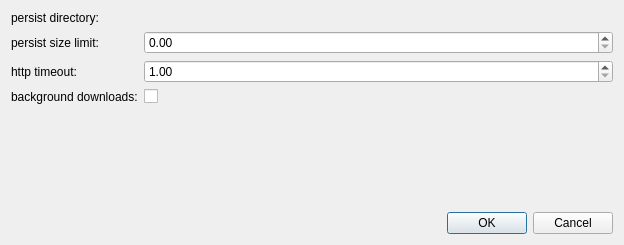
Before: the Qt Designer form gui/mozregui/ui/global_prefs.ui in mozilla/mozregression, drawn with Qt 5.
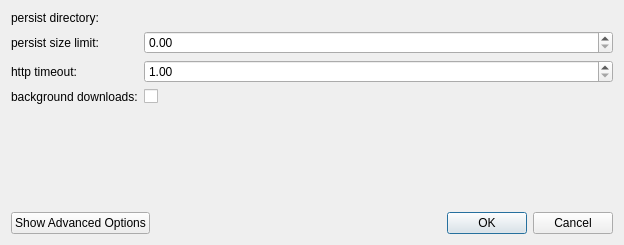
After: the same form once the commit is applied. Custom widgets are drawn as their Qt base class.

Commit message: Bug1234603 - [gui] Added Advanced Options button in global prefs dialog

What changed in the file:
```diff
--- a/gui/mozregui/ui/global_prefs.ui
+++ b/gui/mozregui/ui/global_prefs.ui
@@ -89,6 +89,28 @@
     </layout>
    </item>
    <item>
+    <spacer name="verticalSpacer">
+     <property name="orientation">
+      <enum>Qt::Vertical</enum>
+     </property>
+     <property name="sizeHint" stdset="0">
+      <size>
+       <width>20</width>
+       <height>54</height>
+      </size>
+     </property>
+    </spacer>
+   </item>
+   <item>
+    <layout class="QHBoxLayout" name="horizontalLayout">
+     <item>
+      <widget class="QPushButton" name="advanced_options">
+       <property name="text">
+        <string>Show Advanced Options</string>
+       </property>
+      </widget>
+     </item>
+     <item>
     <widget class="QDialogButtonBox" name="buttonBox">
      <property name="orientation">
       <enum>Qt::Horizontal</enum>
@@ -97,6 +119,8 @@
       <set>QDialogButtonBox::Cancel|QDialogButtonBox::Ok</set>
      </property>
     </widget>
+     </item>
+    </layout>
    </item>
   </layout>
  </widget>
```
Lines whose indentation alone changed are shown as unchanged. The commit also changes 1 other file.
